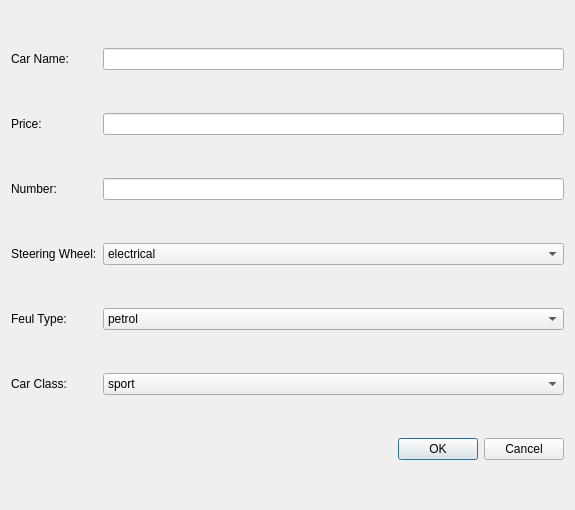
First picture: the form in Stor/addcar.ui, repository AP-projects-4001/IUT-s-crackpots, before the edit.
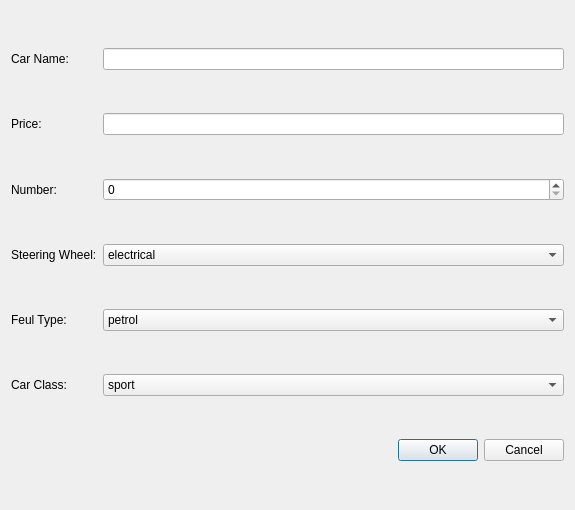
Second picture: the form after the edit.

```diff
--- a/Stor/addcar.ui
+++ b/Stor/addcar.ui
@@ -14,6 +14,57 @@
    <string>Dialog</string>
   </property>
   <layout class="QGridLayout" name="gridLayout">
+   <item row="1" column="2">
+    <widget class="QLineEdit" name="price_lineEdit"/>
+   </item>
+   <item row="5" column="2">
+    <widget class="QComboBox" name="class_comboBox">
+     <item>
+      <property name="text">
+       <string>sport</string>
+      </property>
+     </item>
+     <item>
+      <property name="text">
+       <string>superSport</string>
+      </property>
+     </item>
+    </widget>
+   </item>
+   <item row="6" column="2">
+    <widget class="QDialogButtonBox" name="buttonBox">
+     <property name="orientation">
+      <enum>Qt::Horizontal</enum>
+     </property>
+     <property name="standardButtons">
+      <set>QDialogButtonBox::Cancel|QDialogButtonBox::Ok</set>
+     </property>
+    </widget>
+   </item>
+   <item row="3" column="2">
+    <widget class="QComboBox" name="steering_comboBox">
+     <item>
+      <property name="text">
+       <string>electrical</string>
+      </property>
+     </item>
+     <item>
+      <property name="text">
+       <string>hydrolic</string>
+      </property>
+     </item>
+    </widget>
+   </item>
+   <item row="0" column="2">
+    <widget class="QLineEdit" name="name_lineEdit"/>
+   </item>
+   <item row="4" column="0">
+    <widget class="QLabel" name="label_5">
+     <property name="text">
+      <string>Feul Type:</string>
+     </property>
+    </widget>
+   </item>
    <item row="0" column="0">
     <widget class="QLabel" name="label">
      <property name="text">
@@ -21,9 +72,6 @@
      </property>
     </widget>
    </item>
-   <item row="0" column="1">
-    <widget class="QLineEdit" name="lineEdit"/>
-   </item>
    <item row="1" column="0">
     <widget class="QLabel" name="label_2">
      <property name="text">
@@ -31,9 +79,6 @@
      </property>
     </widget>
    </item>
-   <item row="1" column="1">
-    <widget class="QLineEdit" name="lineEdit_2"/>
-   </item>
    <item row="2" column="0">
     <widget class="QLabel" name="label_3">
      <property name="text">
@@ -41,39 +86,8 @@
      </property>
     </widget>
    </item>
-   <item row="2" column="1">
-    <widget class="QLineEdit" name="lineEdit_3"/>
-   </item>
-   <item row="3" column="0">
-    <widget class="QLabel" name="label_4">
-     <property name="text">
-      <string>Steering Wheel:</string>
-     </property>
-    </widget>
-   </item>
-   <item row="3" column="1">
-    <widget class="QComboBox" name="comboBox">
-     <item>
-      <property name="text">
-       <string>electrical</string>
-      </property>
-     </item>
-     <item>
-      <property name="text">
-       <string>hydrolic</string>
-      </property>
-     </item>
-    </widget>
-   </item>
-   <item row="4" column="0">
-    <widget class="QLabel" name="label_5">
-     <property name="text">
-      <string>Feul Type:</string>
-     </property>
-    </widget>
-   </item>
-   <item row="4" column="1">
-    <widget class="QComboBox" name="comboBox_2">
+   <item row="4" column="2">
+    <widget class="QComboBox" name="feul_comboBox">
      <item>
       <property name="text">
        <string>petrol</string>
@@ -108,29 +122,15 @@
      </property>
     </widget>
    </item>
-   <item row="5" column="1">
-    <widget class="QComboBox" name="comboBox_3">
-     <item>
-      <property name="text">
-       <string>sport</string>
-      </property>
-     </item>
-     <item>
-      <property name="text">
-       <string>superSport</string>
-      </property>
-     </item>
+   <item row="3" column="0">
+    <widget class="QLabel" name="label_4">
+     <property name="text">
+      <string>Steering Wheel:</string>
+     </property>
     </widget>
    </item>
-   <item row="6" column="1">
-    <widget class="QDialogButtonBox" name="buttonBox">
-     <property name="orientation">
-      <enum>Qt::Horizontal</enum>
-     </property>
-     <property name="standardButtons">
-      <set>QDialogButtonBox::Cancel|QDialogButtonBox::Ok</set>
-     </property>
-    </widget>
+   <item row="2" column="2">
+    <widget class="QSpinBox" name="number_spinBox"/>
    </item>
   </layout>
  </widget>
```
